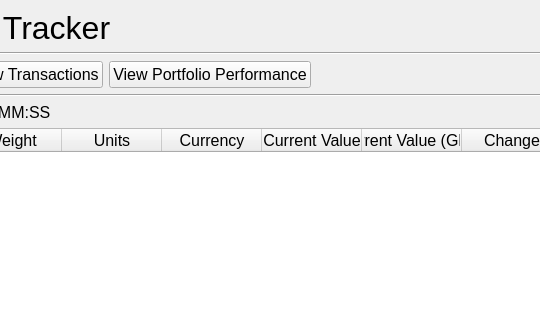
IsaacCheng9/trading-portfolio-tracker, file src/ui/main_window.ui: the form before one commit; both pictures show x 249 to 789 and y 0 to 320 of the 1000 by 600 pixel window.
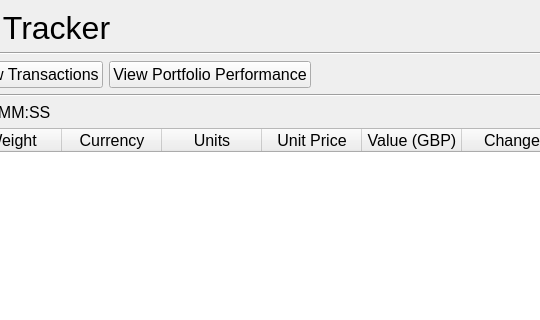
The form after the commit.

Commit message: Update portfolio view to show data in GBP

The edit to the form file:
```diff
--- a/src/ui/main_window.ui
+++ b/src/ui/main_window.ui
@@ -183,11 +183,6 @@
          <string>Weight</string>
         </property>
        </column>
-       <column>
-        <property name="text">
-         <string>Units</string>
-        </property>
-       </column>
        <column>
         <property name="text">
          <string>Currency</string>
@@ -195,12 +190,17 @@
        </column>
        <column>
         <property name="text">
-         <string>Current Value</string>
+         <string>Units</string>
         </property>
        </column>
        <column>
         <property name="text">
-         <string>Current Value (GBP)</string>
+         <string>Unit Price</string>
+        </property>
+       </column>
+       <column>
+        <property name="text">
+         <string>Value (GBP)</string>
         </property>
        </column>
        <column>
```
The commit also changes 2 other files.
